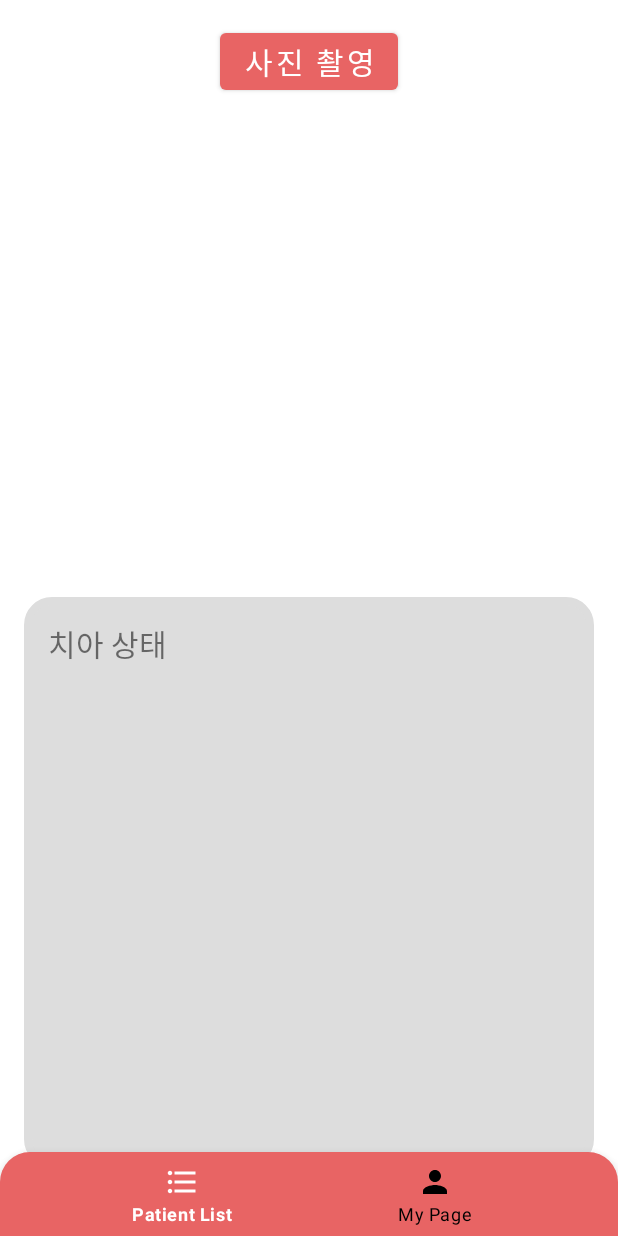
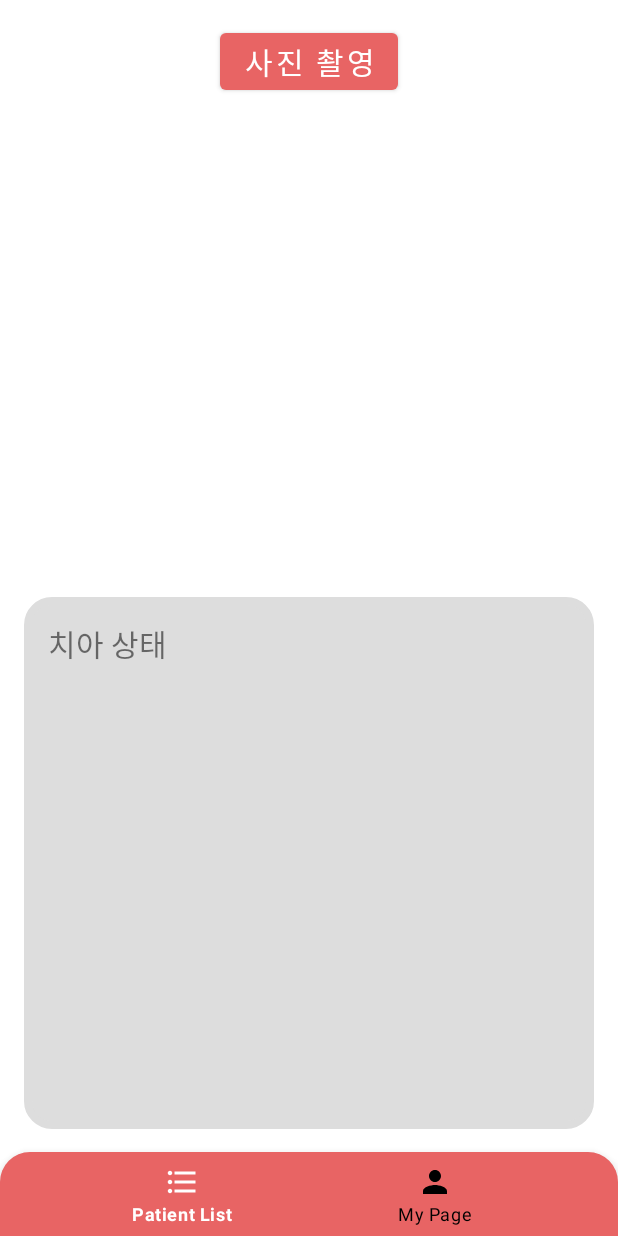
Before and after one commit to apolo0430/Talkdoc, an Android app: the TeethCheckupFragment screen opened through its navigation route, on a phone screen of 412 x 824 dp. Run offline under Robolectric (Android 15) with nearby library versions, the phone set to English and light mode, and no system bars; our stand-ins replace navigation-ui; 2 statements that could not run were skipped.

Commit message:
FINAL VERSION 0.1 teech_checkup UI 개선

```diff
--- a/app/src/main/res/layout/fragment_teeth_checkup.xml
+++ b/app/src/main/res/layout/fragment_teeth_checkup.xml
@@ -27,7 +27,7 @@
         android:layout_width="match_parent"
         android:layout_height="match_parent"
         android:layout_marginTop="16dp"
-        android:layout_marginBottom="30dp"
+        android:layout_marginBottom="55dp"
         android:padding="16dp"
         android:background="@drawable/rounded_border"
         android:text="치아 상태"
```
